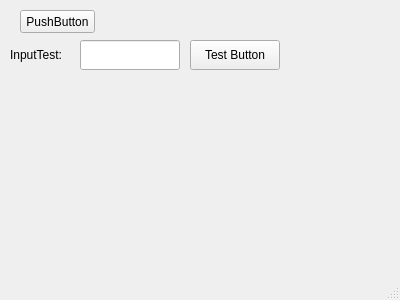
First picture: the form in PyQt5_HelloWorld/GUI/HelloWorldMainWindow.ui, repository xautshuanglong/QtLearningRepository, before the edit.
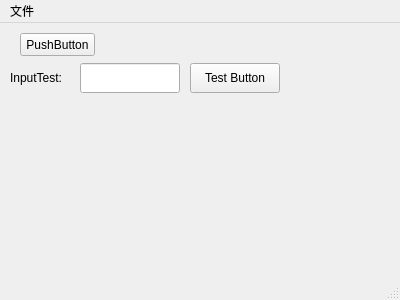
Second picture: the form after the edit.

Commit message: QWidget ResizeEvent 事件测试

Patch:
```diff
--- a/PyQt5_HelloWorld/GUI/HelloWorldMainWindow.ui
+++ b/PyQt5_HelloWorld/GUI/HelloWorldMainWindow.ui
@@ -73,6 +73,13 @@
      <height>23</height>
     </rect>
    </property>
+   <widget class="QMenu" name="menu">
+    <property name="title">
+     <string>文件</string>
+    </property>
+    <addaction name="actionkk"/>
+   </widget>
+   <addaction name="menu"/>
   </widget>
   <widget class="QStatusBar" name="statusbar"/>
  </widget>
```
Left out of the diff: 11 changed lines with no effect on the pictures. The commit also changes 1 other file.
